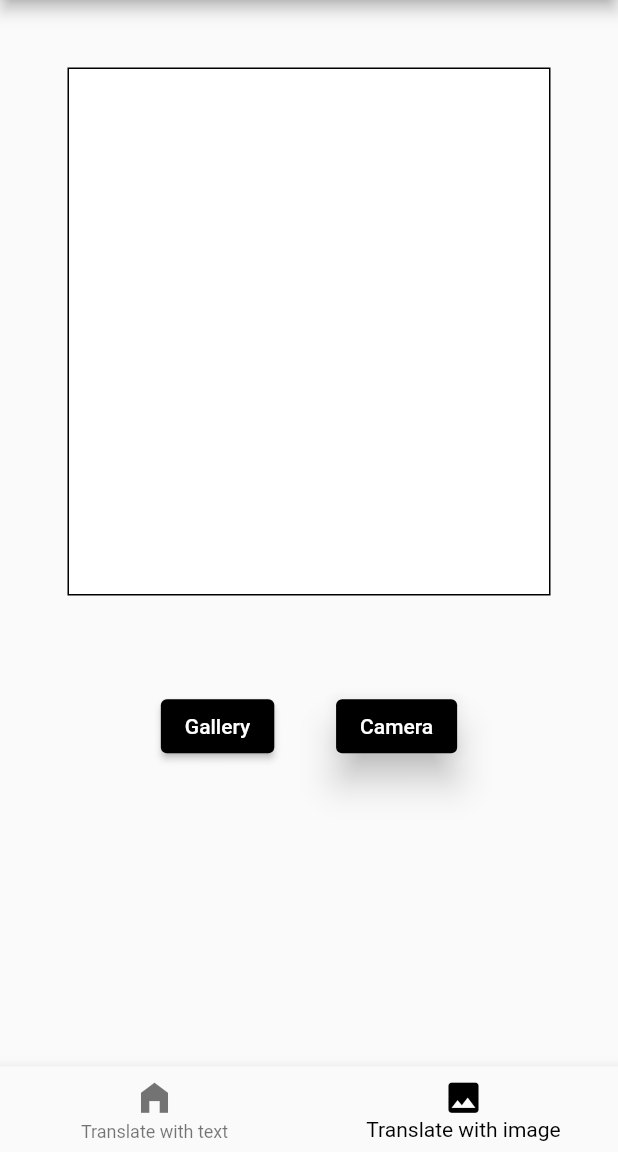
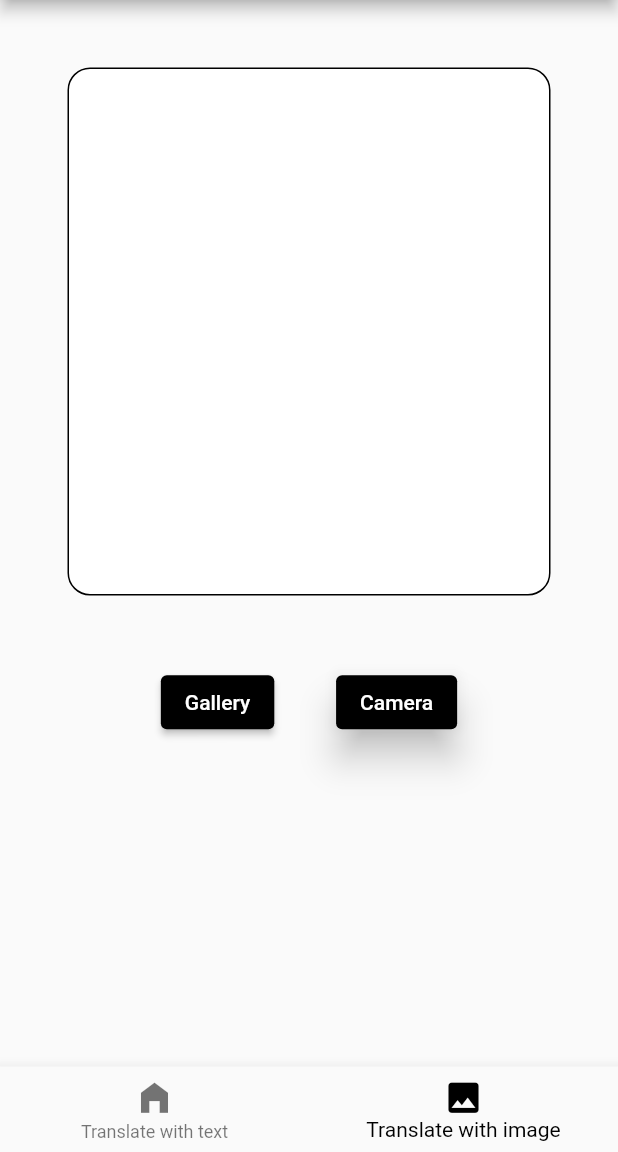
Before and after one commit to osmankrblt/Text-Translator-with-Flutter, a Flutter app: the screen it shows after launch, item 2 of the bottom bar chosen, on a phone screen of 412 x 824 dp, the part 84-1236 px from its top. Run offline on Flutter 3.47's test engine with Material 2 defaults, Android fonts, the phone set to English and light mode, and no system bars; our stand-ins replace image_picker; network calls fail.

Commit message:
modified:   lib/translate_image.dart

```diff
--- a/lib/translate_image.dart
+++ b/lib/translate_image.dart
@@ -42,11 +42,13 @@ class _TranslateImagePageState extends State<TranslateImagePage> {
                 0.5,
               ),
             ),
-            showResult(100),
             showButtons(
               context.dynamicHeight(
                 0.1,
               ),
+            ),
+            Expanded(
+              child: showResult(100),
             ),
           ],
         ),
@@ -100,23 +102,22 @@ class _TranslateImagePageState extends State<TranslateImagePage> {
   Container showImage(double height) {
     return Container(
       height: height,
-      child: selectedImage != null
-          ? Container(
+      child: Container(
         margin: const EdgeInsets.all(30.0),
         decoration: BoxDecoration(
-                image: DecorationImage(
+          color: Colors.white,
+          image: selectedImage != null
+              ? DecorationImage(
                   image: FileImage(
                     File(
                       selectedImage!.path,
                     ),
                   ),
+                )
+              : null,
+          borderRadius: BorderRadius.circular(
+            15.0,
           ),
-              ),
-            )
-          : Container(
-              margin: const EdgeInsets.all(30.0),
-              decoration: BoxDecoration(
-                color: Colors.white,
           border: Border.all(
             color: Colors.black,
           ),
@@ -152,7 +153,6 @@ class _TranslateImagePageState extends State<TranslateImagePage> {
         ? const CircularProgressIndicator()
         : providerTranslate.translated_text != null
             ? Stack(
-                fit: StackFit.loose,
                 children: [
                   Positioned(
                     top: 0,
@@ -182,8 +182,11 @@ class _TranslateImagePageState extends State<TranslateImagePage> {
                         15,
                       ),
                     ),
+                    child: SingleChildScrollView(
+                      scrollDirection: Axis.vertical,
                       child: SelectableText(
                         providerTranslate.translated_text!,
+                      ),
                     ),
                   ),
                 ],
```
Lines whose indentation alone changed are shown as unchanged.
